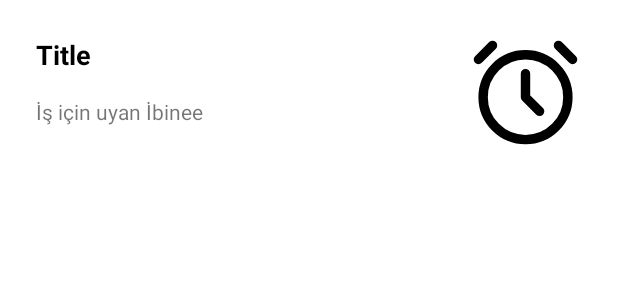
After one commit to etokoc/ClockTracker, an Android app: the layout custom_notification.xml on its own in the app's theme, with its tools: preview values and no code run, on a phone screen of 412 x 824 dp. The commit adds this screen. Shown: the top 300 px of the screen. Run offline under Robolectric (Android 15) with nearby library versions, the phone set to English and light mode, and no system bars.

Commit message:
bildirim artık çalışıyor ama custom yapısı olmadı

```diff
--- /dev/null
+++ b/app/src/main/res/layout/custom_notification.xml
@@ -0,0 +1,40 @@
+<?xml version="1.0" encoding="utf-8"?>
+<androidx.constraintlayout.widget.ConstraintLayout xmlns:android="http://schemas.android.com/apk/res/android"
+    xmlns:app="http://schemas.android.com/apk/res-auto"
+    xmlns:tools="http://schemas.android.com/tools"
+    android:layout_width="match_parent"
+    android:layout_height="match_parent">
+
+    <TextView
+        android:id="@+id/notificationTitle"
+        android:layout_width="wrap_content"
+        android:layout_height="wrap_content"
+        android:layout_marginStart="24dp"
+        android:layout_marginTop="24dp"
+        android:text="Title"
+        android:textColor="@color/black"
+        android:textSize="18sp"
+        android:textStyle="bold"
+        app:layout_constraintStart_toStartOf="parent"
+        app:layout_constraintTop_toTopOf="parent" />
+
+    <TextView
+        android:id="@+id/notificationDesc"
+        android:layout_width="wrap_content"
+        android:layout_height="wrap_content"
+        android:layout_marginStart="24dp"
+        android:layout_marginTop="16dp"
+        android:text="İş için uyan İbinee"
+        app:layout_constraintStart_toStartOf="parent"
+        app:layout_constraintTop_toBottomOf="@+id/notificationTitle" />
+
+    <ImageView
+        android:layout_width="75dp"
+        android:layout_height="75dp"
+        android:src="@drawable/ic_alarm"
+        android:layout_marginEnd="24dp"
+        android:layout_marginTop="24dp"
+        app:layout_constraintEnd_toEndOf="parent"
+        app:layout_constraintTop_toTopOf="parent"/>
+
+</androidx.constraintlayout.widget.ConstraintLayout>
```
Also changed, not shown: app/src/main/java/com/metoer/clocktracker/other/alarm/AlarmReceiver.kt (+42 -23 lines), app/src/main/java/com/metoer/clocktracker/ui/view/fragment/AlarmSettingFragment.kt (+24 -9 lines), app/src/main/res/layout/again_bottom_dialog.xml (+24 -23 lines).
